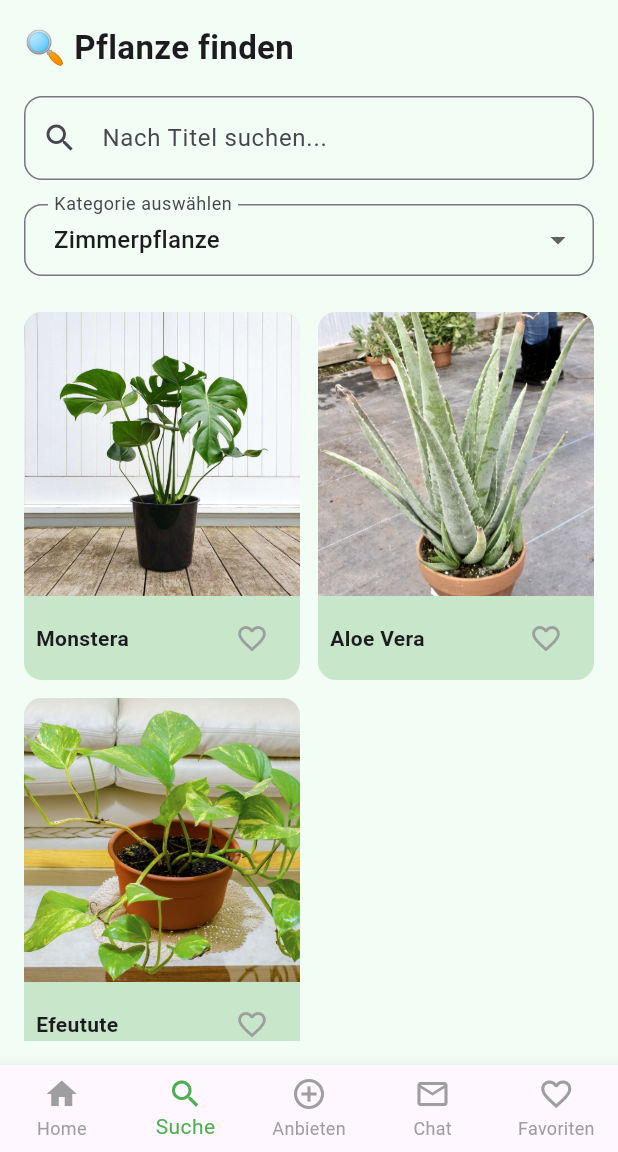
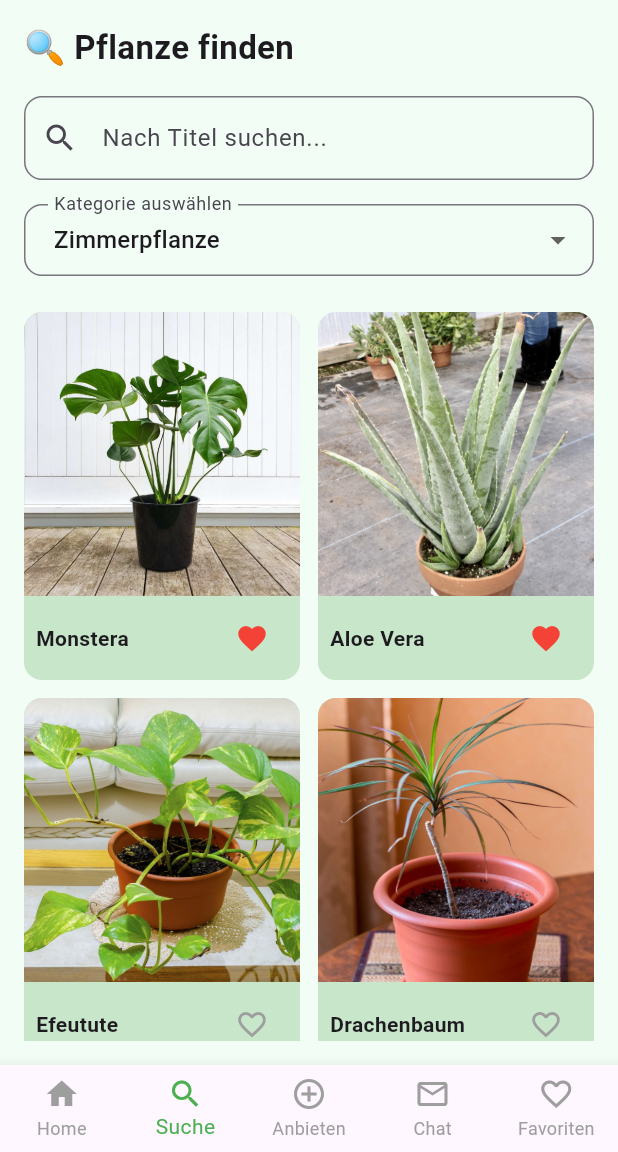
Before and after one commit to Anjanjanja1/GrowCircle, a Flutter app: the DashboardPage screen opened directly, item 2 of the bottom bar chosen, on a phone screen of 412 x 824 dp, the part 84-1236 px from its top. Run offline on Flutter 3.47's test engine with Material 3 defaults, Android fonts, the phone set to English and light mode, and no system bars; our stand-ins replace flutter_map, geocoding, geolocator, image_picker, latlong2.

Commit message:
Add new plant images and update dummy data with additional plant entries

```diff
--- a/lib/dummy_data.dart
+++ b/lib/dummy_data.dart
@@ -51,6 +51,7 @@ final List<DummyPlant> dummyPlants = [
     standort: LatLng(47.0707, 15.4395), // Zentrum Graz
     benutzerId: 'u1',
     bildPfad: 'assets/images/plants/monstera.jpg',
+    istFavorit: true,
   ),
   DummyPlant(
     titel: 'Basilikum',
@@ -61,6 +62,7 @@ final List<DummyPlant> dummyPlants = [
     standort: LatLng(47.0750, 15.4500), // Lendplatz
     benutzerId: 'u2',
     bildPfad: 'assets/images/plants/basilikum.jpg',
+    istFavorit: false,
   ),
   DummyPlant(
     titel: 'Aloe Vera',
@@ -71,6 +73,7 @@ final List<DummyPlant> dummyPlants = [
     standort: LatLng(47.0670, 15.4300), // Jakominiplatz
     benutzerId: 'u1',
     bildPfad: 'assets/images/plants/aloe_vera.jpg',
+    istFavorit: true,
   ),
   DummyPlant(
     titel: 'Minze',
@@ -81,6 +84,7 @@ final List<DummyPlant> dummyPlants = [
     standort: LatLng(47.0735, 15.4420), // Uni Graz
     benutzerId: 'u2',
     bildPfad: 'assets/images/plants/minze.jpg',
+    istFavorit: true,
   ),
   DummyPlant(
     titel: 'Lavendel',
@@ -91,6 +95,7 @@ final List<DummyPlant> dummyPlants = [
     standort: LatLng(47.0690, 15.4600), // Murpark
     benutzerId: 'u1',
     bildPfad: 'assets/images/plants/lavendel.jpg',
+    istFavorit: false,
   ),
   DummyPlant(
     titel: 'Efeutute',
@@ -101,6 +106,117 @@ final List<DummyPlant> dummyPlants = [
     standort: LatLng(47.0780, 15.4350), // Hauptbahnhof
     benutzerId: 'u2',
     bildPfad: 'assets/images/plants/efeutute.jpg',
+    istFavorit: false,
+  ),
+  DummyPlant(
+    titel: 'Drachenbaum',
+    kategorie: 'Zimmerpflanze',
+    lichtbedarf: 'Mittel',
+    pflanzenstadium: 'Jungpflanze',
+    beschreibung: 'Pflegeleichter Hingucker mit langen, schmalen Blättern.',
+    standort: LatLng(47.0725, 15.4480), // Schlossberg
+    benutzerId: 'u1',
+    bildPfad: 'assets/images/plants/drachenbaum.jpg',
+    istFavorit: false,
+  ),
+  DummyPlant(
+    titel: 'Petersilie',
+    kategorie: 'Kräuter',
+    lichtbedarf: 'Viel',
+    pflanzenstadium: 'Ableger',
+    beschreibung: 'Wächst schnell nach – ideal für frische Küche.',
+    standort: LatLng(47.0742, 15.4444), // Stadtpark
+    benutzerId: 'u2',
+    bildPfad: 'assets/images/plants/petersilie.jpg',
+    istFavorit: true,
+  ),
+  DummyPlant(
+    titel: 'Thymian',
+    kategorie: 'Kräuter',
+    lichtbedarf: 'Viel',
+    pflanzenstadium: 'Jungpflanze',
+    beschreibung: 'Würzig duftender Küchenklassiker.',
+    standort: LatLng(47.0701, 15.4499), // Murinsel
+    benutzerId: 'u1',
+    bildPfad: 'assets/images/plants/thymian.jpg',
+    istFavorit: false,
+  ),
+  DummyPlant(
+    titel: 'Kaktus',
+    kategorie: 'Zimmerpflanze',
+    lichtbedarf: 'Viel',
+    pflanzenstadium: 'Ausgewachsen',
+    beschreibung: 'Mag Sonne und braucht kaum Wasser.',
+    standort: LatLng(47.0682, 15.4381), // Kunsthaus Graz
+    benutzerId: 'u2',
+    bildPfad: 'assets/images/plants/kaktus.jpg',
+    istFavorit: false,
+  ),
+  DummyPlant(
+    titel: 'Tomate',
+    kategorie: 'Gartenpflanze',
+    lichtbedarf: 'Viel',
+    pflanzenstadium: 'Jungpflanze',
+    beschreibung: 'Trägt bereits kleine Früchte.',
+    standort: LatLng(47.0665, 15.4573), // Augarten
+    benutzerId: 'u1',
+    bildPfad: 'assets/images/plants/tomate.jpg',
+    istFavorit: true,
+  ),
+  DummyPlant(
+    titel: 'Oregano',
+    kategorie: 'Kräuter',
+    lichtbedarf: 'Viel',
+    pflanzenstadium: 'Ausgewachsen',
+    beschreibung: 'Wächst kräftig – ideal für Pizza-Fans!',
+    standort: LatLng(47.0697, 15.4407), // Hauptplatz
+    benutzerId: 'u2',
+    bildPfad: 'assets/images/plants/oregano.jpg',
+    istFavorit: false,
+  ),
+  DummyPlant(
+    titel: 'Zimmerlinde',
+    kategorie: 'Zimmerpflanze',
+    lichtbedarf: 'Mittel',
+    pflanzenstadium: 'Jungpflanze',
+    beschreibung: 'Große weiche Blätter, wächst schnell.',
+    standort: LatLng(47.0658, 15.4455), // Jakoministraße
+    benutzerId: 'u1',
+    bildPfad: 'assets/images/plants/zimmerlinde.jpg',
+    istFavorit: false,
+  ),
+  DummyPlant(
+    titel: 'Zitronenmelisse',
+    kategorie: 'Kräuter',
+    lichtbedarf: 'Mittel',
+    pflanzenstadium: 'Ableger',
+    beschreibung: 'Beruhigend und lecker im Tee.',
+    standort: LatLng(47.0711, 15.4520), // Griesplatz
+    benutzerId: 'u2',
+    bildPfad: 'assets/images/plants/zitronenmelisse.jpg',
+    istFavorit: true,
+  ),
+  DummyPlant(
+    titel: 'Salbei',
+    kategorie: 'Kräuter',
+    lichtbedarf: 'Viel',
+    pflanzenstadium: 'Ausgewachsen',
+    beschreibung: 'Aromatisch, gut für Hals & Stimme.',
+    standort: LatLng(47.0760, 15.4370), // Messe Graz
+    benutzerId: 'u1',
+    bildPfad: 'assets/images/plants/salbei.jpg',
+    istFavorit: false,
+  ),
+  DummyPlant(
+    titel: 'Chili',
+    kategorie: 'Gartenpflanze',
+    lichtbedarf: 'Viel',
+    pflanzenstadium: 'Jungpflanze',
+    beschreibung: 'Scharfer Genuss direkt vom Balkon.',
+    standort: LatLng(47.0720, 15.4542), // Plabutsch
+    benutzerId: 'u2',
+    bildPfad: 'assets/images/plants/chili.jpg',
+    istFavorit: true,
   ),
 ];
 
@@ -119,7 +235,7 @@ final List<DummyPlant> dummyOfferPlants = [
   ),
   DummyPlant(
     titel: 'Amaryllis',
-    kategorie: 'Zimmerpflanze',
+    kategorie: 'Samen',
     lichtbedarf: 'Mittel',
     pflanzenstadium: 'Samen',
     beschreibung:
@@ -130,7 +246,7 @@ final List<DummyPlant> dummyOfferPlants = [
   ),
   DummyPlant(
     titel: 'Banane',
-    kategorie: 'Exotisch',
+    kategorie: 'Sonstige',
     lichtbedarf: 'Viel',
     pflanzenstadium: 'Jungpflanze',
     beschreibung: 'Winterhart bis -15°C',
@@ -140,7 +256,7 @@ final List<DummyPlant> dummyOfferPlants = [
   ),
   DummyPlant(
     titel: 'Feigenbaum',
-    kategorie: 'Mediterran',
+    kategorie: 'Sonstige',
     lichtbedarf: 'Viel',
     pflanzenstadium: 'Jungpflanze',
     beschreibung: 'Habe den Baum aus dem Kroatien-Urlaub mitgenommen!',
```
Also changed, not shown: assets/images/plants/chili.jpg (added), assets/images/plants/drachenbaum.jpg (added), assets/images/plants/kaktus.jpg (added), assets/images/plants/oregano.jpg (added), assets/images/plants/petersilie.jpg (added), assets/images/plants/salbei.jpg (added), assets/images/plants/thymian.jpg (added), assets/images/plants/tomate.jpg (added), assets/images/plants/zimmerlinde.jpg (added), assets/images/plants/zitronenmelisse.jpg (added).
